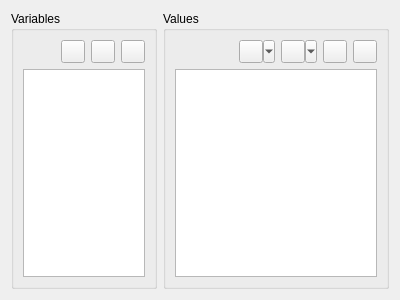
Before: the Qt Designer form v2/branches/newxup/monkey/src/xupmanager/gui/VariablesEditor.ui in testmana2/mks, drawn with Qt 5.
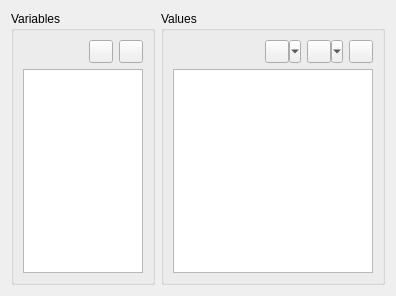
After: the same form once the commit is applied. Icons and pictures are not drawn.

What changed in the file:
```diff
--- a/v2/branches/newxup/monkey/src/xupmanager/gui/VariablesEditor.ui
+++ b/v2/branches/newxup/monkey/src/xupmanager/gui/VariablesEditor.ui
@@ -6,8 +6,8 @@
    <rect>
     <x>0</x>
     <y>0</y>
-    <width>400</width>
-    <height>300</height>
+    <width>396</width>
+    <height>296</height>
    </rect>
   </property>
   <property name="windowTitle">
@@ -61,19 +61,8 @@
         </property>
        </widget>
       </item>
-      <item row="0" column="3">
-       <widget class="QToolButton" name="tbOthersVariablesRemove">
-        <property name="toolTip">
-         <string>Remove...</string>
-        </property>
-        <property name="icon">
-         <iconset>
-          <normaloff>:/listeditor/icons/listeditor/remove.png</normaloff>:/listeditor/icons/listeditor/remove.png</iconset>
-        </property>
-       </widget>
-      </item>
-      <item row="1" column="0" colspan="4">
-       <widget class="QListWidget" name="lwOthersVariables">
+      <item row="1" column="0" colspan="3">
+       <widget class="QListView" name="lvVariables">
         <property name="editTriggers">
          <set>QAbstractItemView::NoEditTriggers</set>
         </property>
@@ -133,17 +122,6 @@
        </widget>
       </item>
       <item row="0" column="3">
-       <widget class="QToolButton" name="tbOthersValuesRemove">
-        <property name="toolTip">
-         <string>Remove...</string>
-        </property>
-        <property name="icon">
-         <iconset>
-          <normaloff>:/listeditor/icons/listeditor/remove.png</normaloff>:/listeditor/icons/listeditor/remove.png</iconset>
-        </property>
-       </widget>
-      </item>
-      <item row="0" column="4">
        <widget class="QToolButton" name="tbOthersValuesClear">
         <property name="toolTip">
          <string>Clear...</string>
@@ -154,8 +132,8 @@
         </property>
        </widget>
       </item>
-      <item row="1" column="0" colspan="5">
-       <widget class="QListWidget" name="lwOthersValues">
+      <item row="1" column="0" colspan="4">
+       <widget class="QListView" name="lvValues">
         <property name="editTriggers">
          <set>QAbstractItemView::NoEditTriggers</set>
         </property>
```
Left out of the diff: 4 changed lines with no effect on the pictures.
